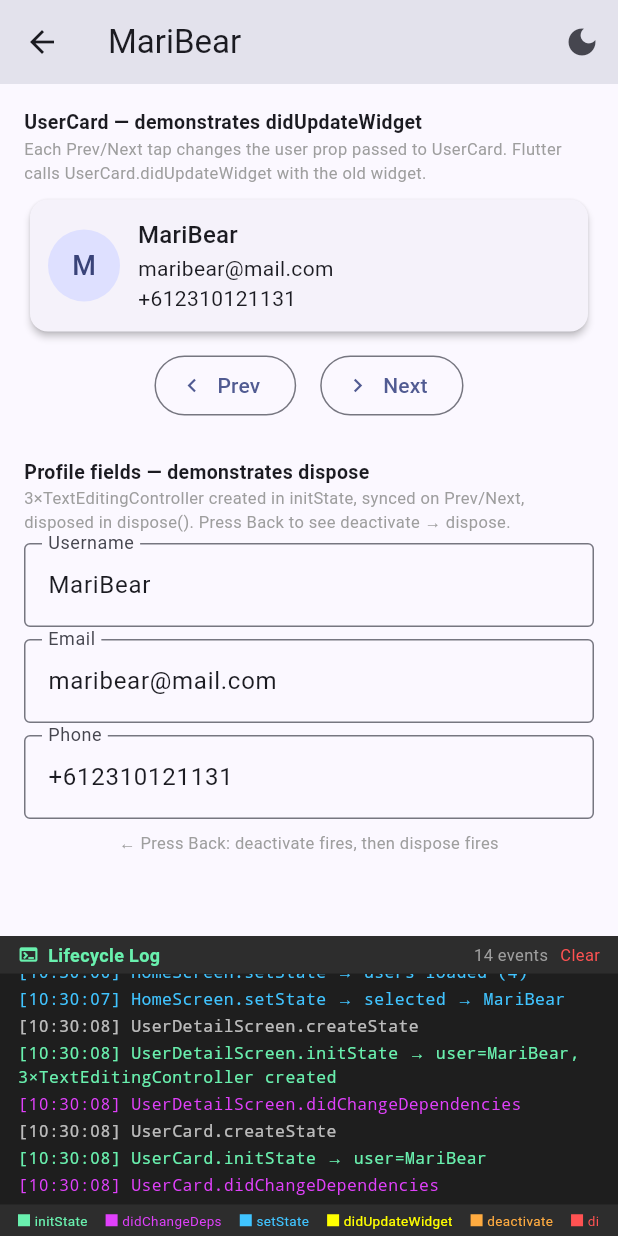
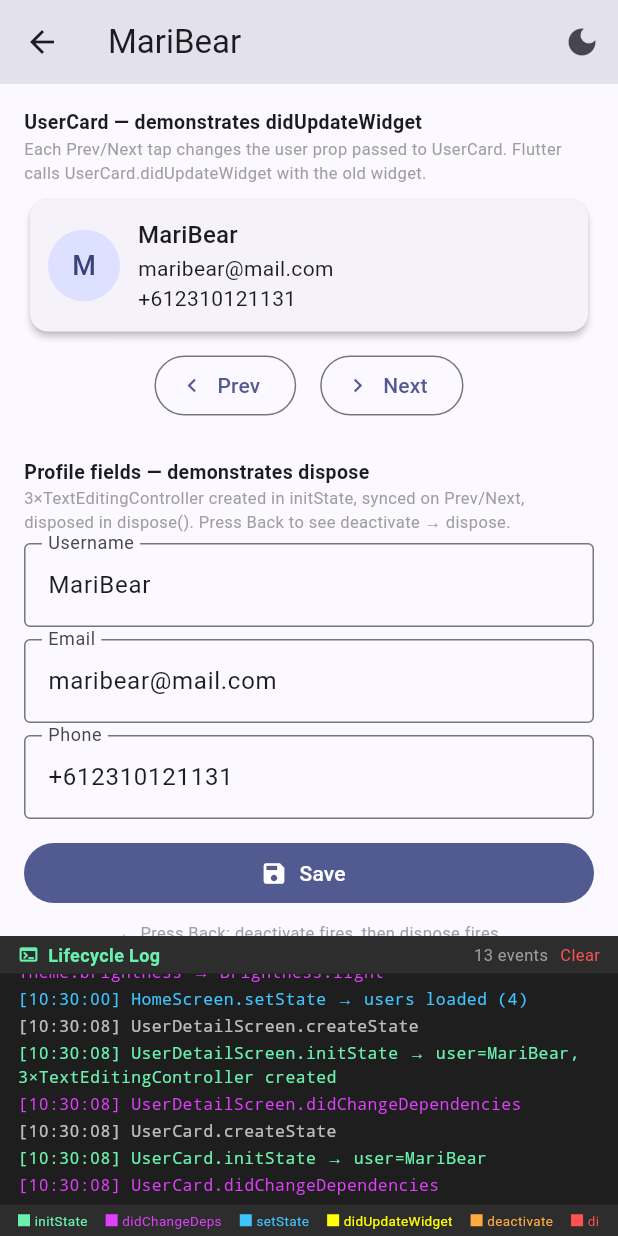
Before and after one commit to MHibriziF/Widgets-Demo, a Flutter app: the screen it shows after launch, after a tap on an icon or button, on a phone screen of 412 x 824 dp. Run offline on Flutter 3.47's test engine with Material 3 defaults, Android fonts, the phone set to English and light mode, and no system bars; our stand-ins replace freezed_annotation; generated files the repository leaves out were written again.

Commit message:
feat: save edits

```diff
--- a/lib/screens/home_screen.dart
+++ b/lib/screens/home_screen.dart
@@ -11,7 +11,7 @@ import 'user_detail_screen.dart';
 ///
 /// - [initState]            → loads users from data.json on first build
 /// - [didChangeDependencies] → fires after initState & when InheritedWidgets change
-/// - [setState]             → called when users load or selection changes
+/// - [setState]             → called when users load or info changes
 /// - [deactivate]           → fires when this screen is removed from the tree
 /// - [dispose]              → fires after deactivate (permanent removal)
 class HomeScreen extends StatefulWidget {
@@ -29,11 +29,8 @@ class HomeScreen extends StatefulWidget {
 }
 
 class _HomeScreenState extends State<HomeScreen> {
-
-
   List<User> _users = [];
   bool _loading = true;
-  int _selectedIndex = -1;
 
   // ─── Lifecycle ──────────────────────────────────────────────────────────────
 
@@ -97,17 +94,6 @@ class _HomeScreenState extends State<HomeScreen> {
     );
   }
 
-  void _selectUser(int index) {
-    setState(() {
-      _selectedIndex = index;
-    });
-    LifecycleLogger.instance.log(
-      HomeScreen.name,
-      'setState',
-      detail: 'selected → ${_users[index].userName}',
-    );
-  }
-
   // ─── Build ──────────────────────────────────────────────────────────────────
 
   @override
@@ -160,26 +146,28 @@ class _HomeScreenState extends State<HomeScreen> {
 
   Widget _buildUserTile(int index) {
     final user = _users[index];
-    final selected = _selectedIndex == index;
     return ListTile(
-      selected: selected,
-      selectedTileColor: Colors.blue.withAlpha(50),
       leading: CircleAvatar(child: Text(user.userName[0].toUpperCase())),
       title: Text(user.userName),
       subtitle: Text(user.email),
       trailing: const Icon(Icons.chevron_right),
-      onTap: () {
-        _selectUser(index);
-        Navigator.push(
+      onTap: () async {
+        await Navigator.push(
           context,
           MaterialPageRoute(
-            builder: (_) =>
-                UserDetailScreen(
-                  users: _users,
-                  initialIndex: index,
-                  onToggleTheme: widget.onToggleTheme,
-                ),
+            builder: (_) => UserDetailScreen(
+              users: _users,
+              initialIndex: index,
+              onToggleTheme: widget.onToggleTheme,
+            ),
           ),
+        );
+        // Rebuild to reflect any edits made in UserDetailScreen.
+        setState(() {});
+        LifecycleLogger.instance.log(
+          HomeScreen.name,
+          'setState',
+          detail: 'returned from UserDetailScreen, refreshing list',
         );
       },
     );
```
Also changed, not shown: lib/screens/user_detail_screen.dart (+30 -0 lines).
